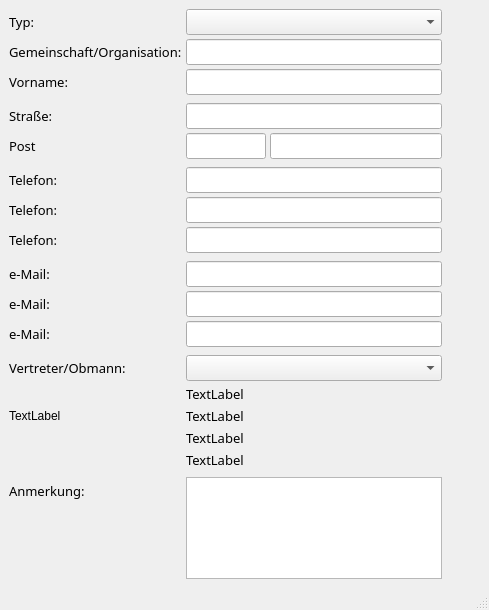
Before: the Qt Designer form almgis/resources/ui/kontakt/kontakt.ui in gidhoog/AlmGIS, drawn with Qt 5.
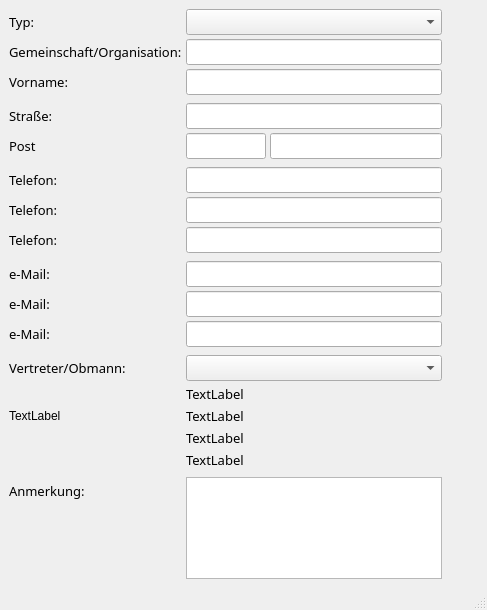
After: the same form once the commit is applied. Custom widgets are drawn as their Qt base class.

Patch:
```diff
--- a/almgis/resources/ui/kontakt/kontakt.ui
+++ b/almgis/resources/ui/kontakt/kontakt.ui
@@ -6,7 +6,7 @@
    <rect>
     <x>0</x>
     <y>0</y>
-    <width>489</width>
+    <width>487</width>
     <height>610</height>
    </rect>
   </property>
```
Left out of the diff: 6 changed lines with no effect on the pictures.
